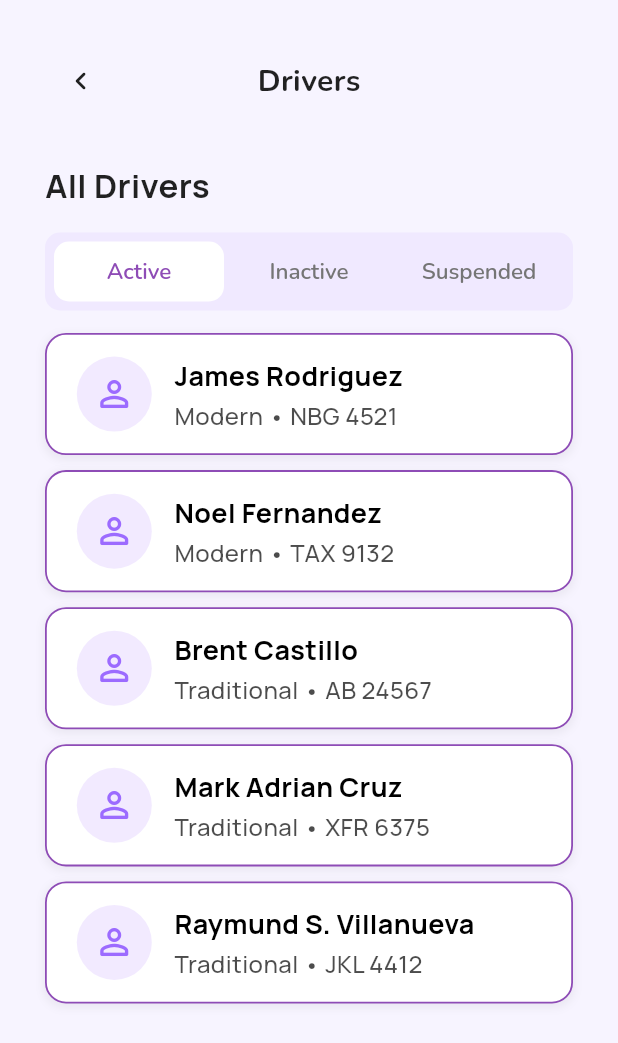
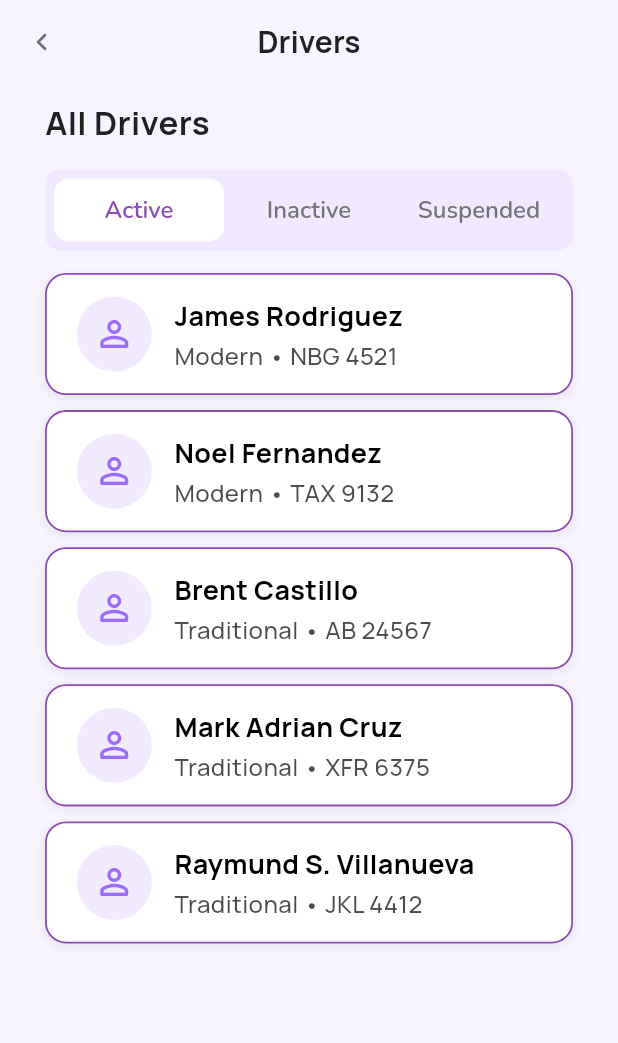
Before and after one commit to ShanRaboy11/komyut, a Flutter app: the DriverListPage screen opened directly, on a phone screen of 412 x 824 dp. Shown: the top 1043 px of the screen. Run offline on Flutter 3.47's test engine with Material 3 defaults, Android fonts, the phone set to English and light mode, and no system bars; our stand-ins replace another_flushbar, barcode_widget, dotted_border, file_picker, fl_chart, flutter_dotenv and 9 more; missing offline and left inert: gal, mobile_scanner; accounts and stored records are empty; project files that could hold a hidden picture were left out.

Commit message:
feat(suspended account):implemented suspend button on the active driver, left button change - Macatual

```diff
--- a/lib/views/pages/aboutus.dart
+++ b/lib/views/pages/aboutus.dart
@@ -31,7 +31,10 @@ class AboutPage extends StatelessWidget {
                       onPressed: () {
                         Navigator.pop(context);
                       },
-                      icon: const Icon(Icons.arrow_back, color: Colors.black87),
+                      icon: const Icon(
+                        Icons.chevron_left_rounded,
+                        color: Colors.black87,
+                      ),
                     ),
                   ),
 
--- a/lib/views/pages/driverlist_operator.dart
+++ b/lib/views/pages/driverlist_operator.dart
@@ -136,43 +136,36 @@ class DriverListPageState extends State<DriverListPage>
         .toList();
     return Scaffold(
       backgroundColor: const Color(0xFFF7F4FF),
+      appBar: AppBar(
+        titleSpacing: 50,
+        scrolledUnderElevation: 0,
+        backgroundColor: Colors.transparent,
+        elevation: 0,
+        leading: IconButton(
+          icon: const Icon(Icons.chevron_left_rounded, color: Colors.black54),
+          onPressed: () => Navigator.of(context).pop(),
+        ),
+        title: Text(
+          'Drivers',
+          style: GoogleFonts.manrope(
+            fontSize: 20,
+            fontWeight: FontWeight.bold,
+            color: Colors.black87,
+          ),
+        ),
+        centerTitle: true,
+      ),
       body: SingleChildScrollView(
         child: Padding(
-          padding: const EdgeInsets.symmetric(horizontal: 30, vertical: 30),
+          padding: const EdgeInsets.only(
+            left: 30,
+            right: 30,
+            bottom: 30,
+            top: 10,
+          ),
           child: Column(
             crossAxisAlignment: CrossAxisAlignment.start,
             children: [
-              Stack(
-                alignment: Alignment.center,
-                children: [
-                  // Back button (aligned to the left)
-                  Align(
-                    alignment: Alignment.centerLeft,
-                    child: IconButton(
-                      onPressed: () {
-                        Navigator.pop(context);
-                      },
-                      icon: const Icon(
-                        Icons.chevron_left_rounded,
-                        color: Colors.black87,
-                      ),
-                    ),
-                  ),
-
-                  // Centered title
-                  Text(
-                    "Drivers",
-                    style: GoogleFonts.nunito(
-                      fontSize: 20,
-                      fontWeight: FontWeight.bold,
-                      color: Colors.black87,
-                    ),
-                  ),
-                ],
-              ),
-
-              const SizedBox(height: 30),
-
               // Header
               if (widget.showPendingOnly) ...[
                 Text(
@@ -334,7 +327,7 @@ class DriverListPageState extends State<DriverListPage>
           child: AnimatedDefaultTextStyle(
             duration: const Duration(milliseconds: 200),
             style: GoogleFonts.nunito(
-              fontSize: 15,
+              fontSize: 16,
               color: isActive ? Color(0xFF8E4CB6) : Colors.grey[600],
               fontWeight: FontWeight.w600,
             ),
--- a/lib/views/pages/privacypolicy.dart
+++ b/lib/views/pages/privacypolicy.dart
@@ -35,7 +35,10 @@ class PrivacyPolicyPage extends StatelessWidget {
                       onPressed: () {
                         Navigator.pop(context);
                       },
-                      icon: const Icon(Icons.arrow_back, color: Colors.black87),
+                      icon: const Icon(
+                        Icons.chevron_left_rounded,
+                        color: Colors.black87,
+                      ),
                     ),
                     Expanded(
                       child: Center(
--- a/lib/views/pages/reportdetails_operator.dart
+++ b/lib/views/pages/reportdetails_operator.dart
@@ -61,7 +61,10 @@ class ReportDetailsPage extends StatelessWidget {
                     onPressed: () {
                       Navigator.pop(context);
                     },
-                    icon: const Icon(Icons.arrow_back, color: Colors.black87),
+                    icon: const Icon(
+                      Icons.chevron_left_rounded,
+                      color: Colors.black87,
+                    ),
                   ),
                 ),
 
```
Also changed, not shown: lib/views/pages/driverdetails_operator.dart (+137 -35 lines), lib/views/pages/personalinfo_commuter.dart (+28 -22 lines), lib/views/pages/personalinfo_driver.dart (+40 -25 lines), lib/views/pages/personalinfo_operator.dart (+8 -9 lines).
